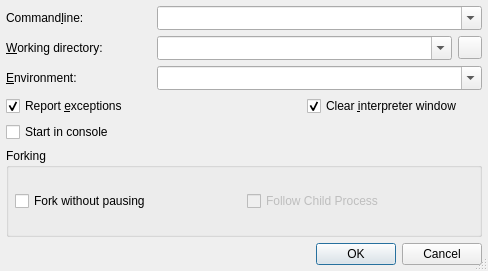
The window that Debugger/StartRunDialog.ui (testmana2/test) describes before a commit, drawn with Qt 5.
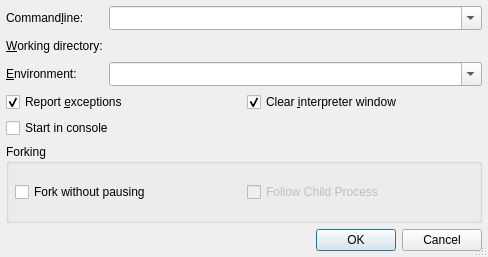
The same window after the commit. Custom widgets are drawn as their Qt base class.

Commit message: Modified more dialogs to use the path picker widgets.

Patch:
```diff
--- a/Debugger/StartRunDialog.ui
+++ b/Debugger/StartRunDialog.ui
@@ -7,7 +7,7 @@
     <x>0</x>
     <y>0</y>
     <width>488</width>
-    <height>271</height>
+    <height>257</height>
    </rect>
   </property>
   <property name="windowTitle">
@@ -16,7 +16,9 @@
   <property name="sizeGripEnabled">
    <bool>true</bool>
   </property>
-  <layout class="QGridLayout" name="gridLayout">
+  <layout class="QVBoxLayout" name="verticalLayout">
+   <item>
+    <layout class="QGridLayout" name="gridLayout_2">
    <item row="0" column="0">
     <widget class="QLabel" name="TextLabel1">
      <property name="text">
@@ -27,7 +29,7 @@
      </property>
     </widget>
    </item>
-   <item row="0" column="1" colspan="3">
+     <item row="0" column="1">
     <widget class="QComboBox" name="cmdlineCombo">
      <property name="sizePolicy">
       <sizepolicy hsizetype="Expanding" vsizetype="Fixed">
@@ -62,18 +64,21 @@
       <string>&amp;Working directory:</string>
      </property>
      <property name="buddy">
-      <cstring>workdirCombo</cstring>
+        <cstring>workdirPicker</cstring>
      </property>
     </widget>
    </item>
-   <item row="1" column="1" colspan="2">
-    <widget class="QComboBox" name="workdirCombo">
+     <item row="1" column="1">
+      <widget class="E5ComboPathPicker" name="workdirPicker" native="true">
      <property name="sizePolicy">
-      <sizepolicy hsizetype="Expanding" vsizetype="Fixed">
+        <sizepolicy hsizetype="Expanding" vsizetype="Preferred">
        <horstretch>0</horstretch>
        <verstretch>0</verstretch>
       </sizepolicy>
      </property>
+       <property name="focusPolicy">
+        <enum>Qt::WheelFocus</enum>
+       </property>
      <property name="toolTip">
       <string>Enter the working directory</string>
      </property>
@@ -81,18 +86,6 @@
       <string>&lt;b&gt;Working directory&lt;/b&gt;
 &lt;p&gt;Enter the working directory of the application to be debugged. Leave it empty to set the working directory to the executable directory.&lt;/p&gt;</string>
      </property>
-     <property name="editable">
-      <bool>true</bool>
-     </property>
-     <property name="insertPolicy">
-      <enum>QComboBox::InsertAtTop</enum>
-     </property>
-     <property name="sizeAdjustPolicy">
-      <enum>QComboBox::AdjustToMinimumContentsLengthWithIcon</enum>
-     </property>
-     <property name="duplicatesEnabled">
-      <bool>false</bool>
-     </property>
     </widget>
    </item>
    <item row="2" column="0">
@@ -105,7 +98,7 @@
      </property>
     </widget>
    </item>
-   <item row="2" column="1" colspan="3">
+     <item row="2" column="1">
     <widget class="QComboBox" name="environmentCombo">
      <property name="sizePolicy">
       <sizepolicy hsizetype="Expanding" vsizetype="Fixed">
@@ -135,7 +128,11 @@
      </property>
     </widget>
    </item>
-   <item row="3" column="0" colspan="2">
+    </layout>
+   </item>
+   <item>
+    <layout class="QGridLayout" name="gridLayout">
+     <item row="0" column="0">
     <widget class="QCheckBox" name="exceptionCheckBox">
      <property name="toolTip">
       <string>Uncheck to disable exception reporting</string>
@@ -155,7 +152,7 @@
      </property>
     </widget>
    </item>
-   <item row="3" column="2" colspan="2">
+     <item row="0" column="1">
     <widget class="QCheckBox" name="clearShellCheckBox">
      <property name="toolTip">
       <string>Select to clear the display of the interpreter window</string>
@@ -171,7 +168,7 @@
      </property>
     </widget>
    </item>
-   <item row="4" column="0">
+     <item row="1" column="0">
     <widget class="QCheckBox" name="consoleCheckBox">
      <property name="toolTip">
       <string>Select to start the debugger in a console window</string>
@@ -185,7 +182,9 @@
      </property>
     </widget>
    </item>
-   <item row="5" column="0" colspan="4">
+    </layout>
+   </item>
+   <item>
     <widget class="QGroupBox" name="groupBox">
      <property name="title">
       <string>Forking</string>
@@ -225,7 +224,7 @@
      </layout>
     </widget>
    </item>
-   <item row="6" column="0" colspan="4">
+   <item>
     <widget class="QDialogButtonBox" name="buttonBox">
      <property name="orientation">
       <enum>Qt::Horizontal</enum>
@@ -235,21 +234,18 @@
      </property>
     </widget>
    </item>
-   <item row="1" column="3">
-    <widget class="QToolButton" name="dirButton">
-     <property name="toolTip">
-      <string>Select directory using a directory selection dialog</string>
-     </property>
-     <property name="whatsThis">
-      <string>&lt;b&gt;Select directory&lt;/b&gt;
-&lt;p&gt;Select the working directory via a directory selection dialog.&lt;/p&gt;</string>
-     </property>
-    </widget>
-   </item>
   </layout>
  </widget>
  <layoutdefault spacing="6" margin="6"/>
  <pixmapfunction>qPixmapFromMimeSource</pixmapfunction>
+ <customwidgets>
+  <customwidget>
+   <class>E5ComboPathPicker</class>
+   <extends>QWidget</extends>
+   <header>E5Gui/E5PathPicker.h</header>
+   <container>1</container>
+  </customwidget>
+ </customwidgets>
  <tabstops>
   <tabstop>cmdlineCombo</tabstop>
   <tabstop>workdirCombo</tabstop>
```
Left out of the diff: 4 changed lines with no effect on the pictures. Lines whose indentation alone changed are shown as unchanged. The commit also changes 37 other files.
